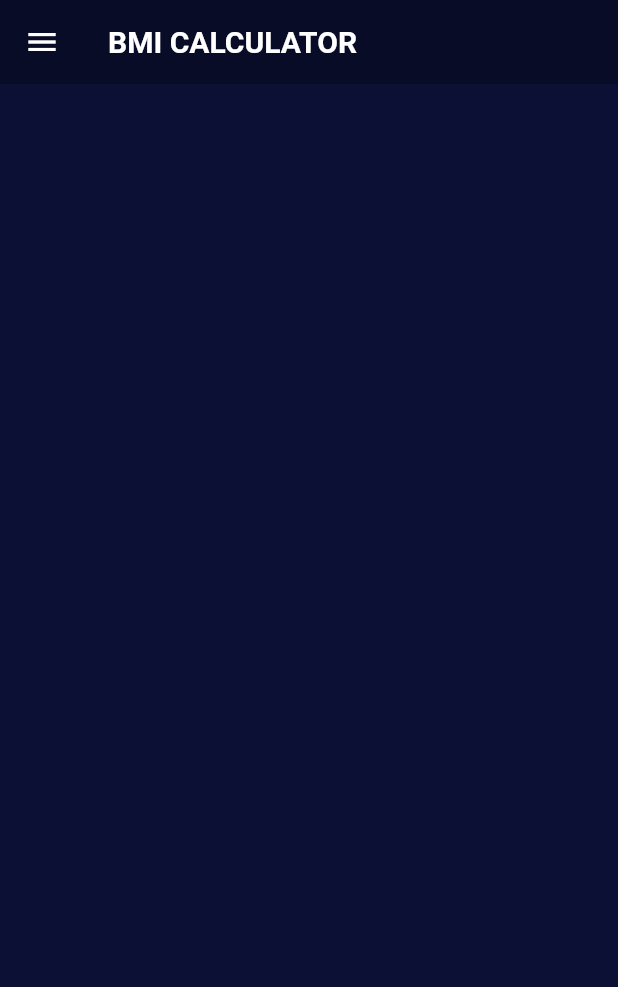
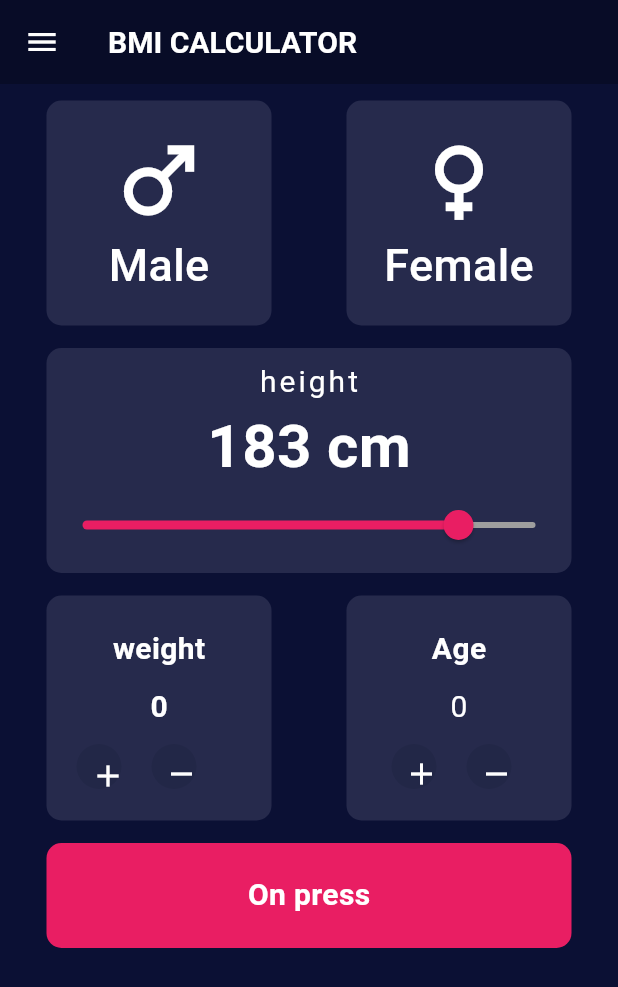
Before and after one commit to Sibtain-maker/new-test-project, a Flutter app: the screen it shows after launch, on a phone screen of 412 x 824 dp. Shown: the top 987 px of the screen. Run offline on Flutter 3.47's test engine with Material 3 defaults, Android fonts, the phone set to English and light mode, and no system bars.

Commit message:
refactor the code

```diff
--- a/lib/main.dart
+++ b/lib/main.dart
@@ -1,5 +1,12 @@
 
 import 'package:flutter/material.dart';
+import 'package:this_theproject/widgets/fourth_container.dart';
+
+import 'package:this_theproject/widgets/gender_male_female.dart';
+import 'package:this_theproject/widgets/sixth_container.dart';
+import 'package:this_theproject/widgets/slider_container.dart';
+
+
 
 void main () {
   runApp(const myapp());
@@ -52,13 +59,15 @@ int maxvalue = 100;
         child: Column(
          crossAxisAlignment: CrossAxisAlignment.stretch,
          children: [
+          selectedGender(),
+          SizedBox(height: 15,),
+          SliderContainer(),
+          SizedBox(height: 15,),
+          Soloiscontainer(),
+          SizedBox(height: 15,),
+           SixthContainer(),
 
 
-          //Here the row ends
-          SizedBox(height: 30,),
-          // From here the 3rd container will be start and add a new row for the container
-
-          // here the row ends
 
                                 ],
                               ),
--- a/lib/widgets/fourth_container.dart
+++ b/lib/widgets/fourth_container.dart
@@ -1,166 +1,141 @@
-
 import 'package:flutter/material.dart';
 
-class WeightContainer extends StatefulWidget {
-  const WeightContainer({super.key});
+class Soloiscontainer extends StatefulWidget {
+  const Soloiscontainer({super.key});
 
   @override
-  State<WeightContainer> createState() => _WeightContainerState();
+  State<Soloiscontainer> createState() => _SoloiscontainerState();
 }
 
-class _WeightContainerState extends State<WeightContainer> {
+class _SoloiscontainerState extends State<Soloiscontainer> {
   int weight = 0;
-int Age = 0;
-
   int maxvalue = 100;
   int minvalue = 0;
-
-void counterincrement () {
-
-  if(Age<maxvalue){
+  int Age = 0;
+  void incrementcounter  () {
+    if(weight<maxvalue) {
+      setState(() {
+      weight++;
+    });
+    }
+  }
+  void decrementcounter (){
+    if(weight>minvalue) {
+      setState(() {
+      weight--;
+    });
+    }
+  }
+  void counterincrement (){
+    if(Age<maxvalue) {
       setState(() {
       Age++;
     });
     }
   }
-void counterdecrement () {
-  if(Age>0){
+  void counterdecrement (){
+    if(Age>minvalue) {
       setState(() {
       Age--;
     });
     }
   }
-
-void incrementcounter () {
-  if(weight<maxvalue){
-  setState(() {
-    weight++;
-  });
-}
-}
-
-void decrementcounter (){
-  if(weight>minvalue){
-  setState(() {
-
-    weight--;
-
-  });
-}
-}
-
   @override
   Widget build(BuildContext context) {
-    return Container(
-
+    return Row(
+      children: [
+        const SizedBox(width: 20,),
+        Container(
           height: 150,
           width: 150,
           decoration: BoxDecoration(
-                  border: Border.all(style: BorderStyle.solid),
-                    color: Color(0XFF262A4C),
+            borderRadius: BorderRadius.circular(10),
+            color:const Color(0XFF262A4C),
           ),
           child: Column(
             mainAxisAlignment: MainAxisAlignment.center,
             children: [
-                    Center(child: Text('Weight',style:TextStyle(color: Colors.white,fontSize: 20,fontWeight: FontWeight.w400),)),
-                    Center(child: Text('$weight',style: TextStyle(fontSize: 30,fontWeight: FontWeight.w500,color: Colors.white),)),
-                    // In this row we add the sign of addition and substraction
+              const Text('weight',style: TextStyle(color: Colors.white,fontSize: 20,fontWeight: FontWeight.bold),),
+              const SizedBox(height: 10,),
+              Text('$weight',style:const TextStyle(fontSize: 20,fontWeight: FontWeight.bold,color: Colors.white,),),
+              const SizedBox(height: 10,),
+              //now here we add a row to add two more container
               Row(
                 children: [
-                        SizedBox(width: 20,),
-                        // This is the container for the addition sign
+                  const SizedBox(width: 20,),
+                  Center(
+                    child: Container(
+                      width: 30,
+                      height: 30,
+                      decoration: BoxDecoration(
+                        shape: BoxShape.circle,
+                        border: Border.all(style: BorderStyle.none),
+                        color: const Color(0XFF222747)
+                      ),
+                      child: Center(child: IconButton(onPressed:incrementcounter , icon: const Icon(Icons.add,color: Colors.white,))),
+                    ),
+                  ),
+                  const SizedBox(width: 20,),
                    Container(
-                          height: 50,
-                          width: 50,
+                    width: 30,
+                    height: 30,
+                    decoration: const BoxDecoration(
+                      color: Color(0XFF222747),
+                      shape: BoxShape.circle,
+                    ),
+                    child: IconButton(onPressed: decrementcounter, icon: const Icon(Icons.remove,color: Colors.white,)),
+                   ),
 
+                ],
+              )
+            ],
+          ),
+        ),
+        const SizedBox(width: 50,),
+        Container(
+                    width: 150,
+                    height: 150,
                     decoration: BoxDecoration(
-                            color: Color(0xFF222847),
-                            borderRadius: BorderRadius.circular(20),
+                      borderRadius: BorderRadius.circular(10),
+                      color: const Color(0XFF262A4C),
+                    ),
+                    child: Column(
+                      mainAxisAlignment: MainAxisAlignment.center,
+                      children: [
+                        const Text('Age',style: TextStyle(color: Colors.white,fontSize: 20,fontWeight: FontWeight.bold),),
+                        const SizedBox(height: 10,),
+                        Text('$Age',style: TextStyle(color: Colors.white,fontSize: 20),),
+                        const SizedBox(height: 10,),
+                        Row(
+                          children: [
+                            const SizedBox(width: 30,),
+                            Container(
+                              width: 30,
+                              height: 30,
+                              decoration: const BoxDecoration(
+                                color: Color(0XFF222747),
+                                shape: BoxShape.circle,
+                              ),
+                              child: IconButton(onPressed: counterincrement, icon: const Icon(Icons.add,color: Colors.white,)),
 
                             ),
-                          child: IconButton(onPressed: incrementcounter,
-                          icon: Icon(Icons.add,color:Colors.white,)),
+                            const SizedBox(width:20,),
+                            Container(
+                              width: 30,
+                              height: 30,
+                              decoration: const BoxDecoration(
+                                color: Color(0XFF222747),
+                                shape: BoxShape.circle,
                               ),
-                        SizedBox(width: 15,),
-                        // This is the container for the substraction sign
-                        Container(
-                          height: 50,
-                          width: 50,
-
-                          decoration: BoxDecoration(
-                            color: Color(0xFF222847),
-                            borderRadius: BorderRadius.circular(20),
+                              child: IconButton(onPressed: counterdecrement, icon: const Icon(Icons.remove,color: Colors.white,)),
 
                             ),
-                          child: IconButton(onPressed: decrementcounter,
-                          icon: Icon(Icons.remove,color: Colors.white,)
+                          ],
+                        )
+                      ],
                     ),
                    ),
       ],
-                    ),
-                     const SizedBox(height: 20,),
-          // From here we add  a new row top add 2more container
-          Row(
-             children: [
-              const SizedBox(width: 20,),
-              // This is the 4th container
-
-              const WeightContainer(),
-              const SizedBox(width: 50,),
-               //This is the 5th container
-              Container(
-
-                              height: 150,
-                              width: 150,
-
-                              decoration: BoxDecoration(
-              border: Border.all(style: BorderStyle.solid),
-               color: const Color(0XFF262A4C),
-                              ),
-                              child: Column(
-                                mainAxisAlignment:MainAxisAlignment.center,
-                                children: [
-                                   const Center(child: Text('Age',style:TextStyle(color: Colors.white,fontSize: 20,fontWeight: FontWeight.w400),)),
-                    Center(child: Text('$Age',style: const TextStyle(fontSize: 30,fontWeight: FontWeight.w500,color: Colors.white),)),
-                    Row(
-                      children: [
-                        const SizedBox(width: 20,),
-                        // This is the container for the addition sign
-                        Container(
-                          height: 50,
-                          width: 50,
-
-                          decoration: BoxDecoration(
-                            color: const Color(0xFF222847),
-                            borderRadius: BorderRadius.circular(20),
-
-                          ),
-                          child: IconButton(onPressed: counterincrement,
-                          icon: const Icon(Icons.add,color: Colors.white,)),
-                        ),
-                        const SizedBox(width: 15,),
-                        // This is the container for the substraction sign
-                        Container(
-                          height: 50,
-                          width: 50,
-
-                          decoration: BoxDecoration(
-                            color: const Color(0xFF222847),
-                            borderRadius: BorderRadius.circular(20),
-
-                          ),
-                          child: IconButton(onPressed:counterdecrement ,
-                          icon: const Icon(Icons.remove,color: Colors.white,)),
-                        ),
-                      ],
-                    ),
-                  ],
-                ),
-              ),
-                  ]
-                  ),
-  ]
-  ),
     );
   }
 }
--- a/lib/widgets/gender_male_female.dart
+++ b/lib/widgets/gender_male_female.dart
@@ -30,7 +30,7 @@ class _selectedGenderState extends State<selectedGender> {
                   height: 150,
                   width: 150,
                   decoration: BoxDecoration(
-                    border: Border.all(style: BorderStyle.solid),
+                    borderRadius: BorderRadius.circular(10),
                     color : selectedGender == 'male'
                     ? Colors.blue
                       : const Color(0XFF262A4C),
@@ -59,7 +59,7 @@ class _selectedGenderState extends State<selectedGender> {
                                 width: 150,
 
                                 decoration: BoxDecoration(
-                border: Border.all(style: BorderStyle.solid),
+               borderRadius: BorderRadius.circular(10),
                  color: selectedGender == 'female'
                 ?Colors.pink
                  : const Color(0XFF262A4C),
--- a/lib/widgets/sixth_container.dart
+++ b/lib/widgets/sixth_container.dart
@@ -25,7 +25,8 @@ class _SixthContainerState extends State<SixthContainer> {
                 child: Container(
                   width: 350,
                   height: 70,
-                  decoration: BoxDecoration(border: Border.all(style: BorderStyle.solid,),color: Colors.pink,
+                  decoration: BoxDecoration(borderRadius: BorderRadius.circular(10),
+                 color:  Colors.pink,
                   ),
                   child: const Center(child: Text('On press',style: TextStyle(color: Colors.white,fontSize: 20,fontWeight: FontWeight.w600),)),
                   ),
--- a/lib/widgets/slider_container.dart
+++ b/lib/widgets/slider_container.dart
@@ -18,7 +18,7 @@ class _SliderContainerState extends State<SliderContainer> {
                 width: 350,
                 height: 150,
                 decoration: BoxDecoration(
-                  border: Border.all(style: BorderStyle.solid),
+                  borderRadius: BorderRadius.circular(10),
                   color: const Color(0XFF262A4C),
                 ),
                 child:Column(
```
Lines whose indentation alone changed are shown as unchanged.
